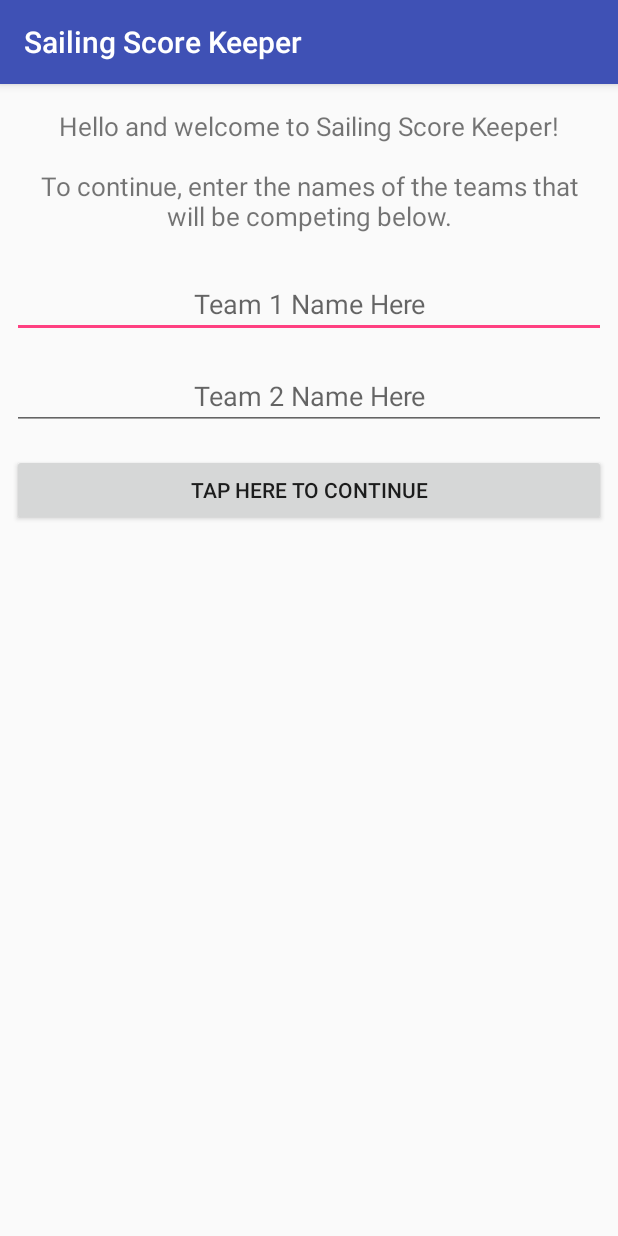
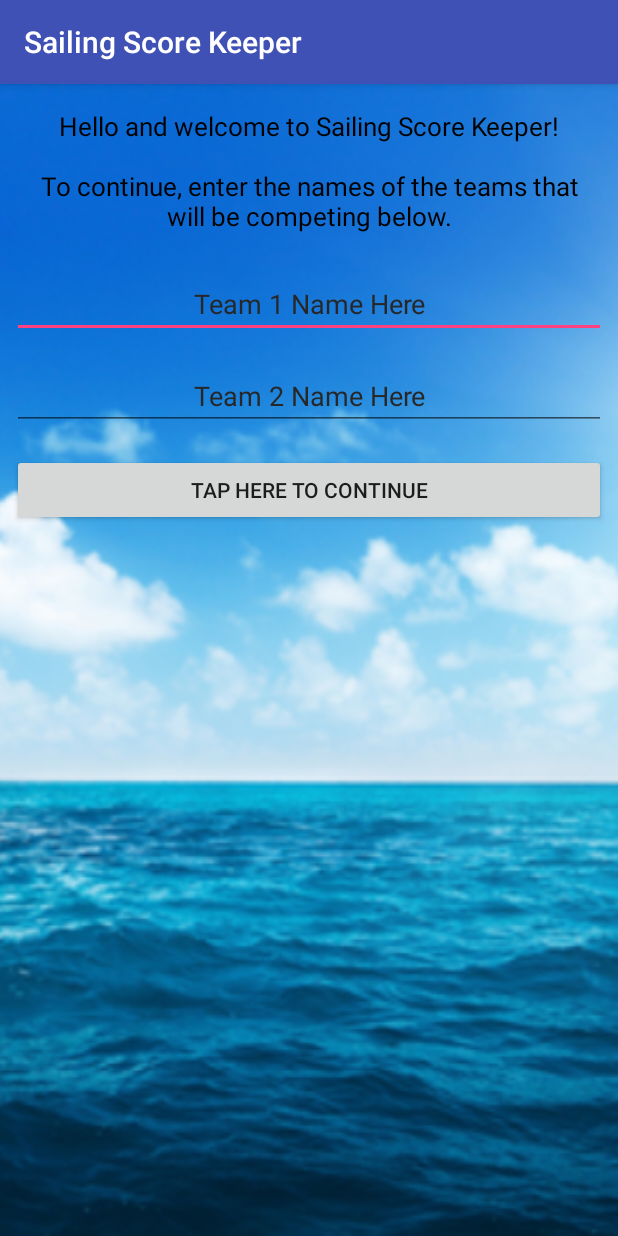
Before and after one commit to alejandra-gonzalez/android-basics, an Android app: the screen it shows after launch (MainActivity), on a phone screen of 412 x 824 dp. Run offline under Robolectric (Android 15) with nearby library versions, the phone set to English and light mode, and no system bars.

Commit message:
Lesson 9 Version 1

```diff
--- a/SailingScoreKeeper/app/src/main/res/layout/activity_main.xml
+++ b/SailingScoreKeeper/app/src/main/res/layout/activity_main.xml
@@ -1,11 +1,21 @@
 <?xml version="1.0" encoding="utf-8"?>
-<LinearLayout xmlns:android="http://schemas.android.com/apk/res/android"
+<RelativeLayout xmlns:android="http://schemas.android.com/apk/res/android"
     xmlns:app="http://schemas.android.com/apk/res-auto"
     xmlns:tools="http://schemas.android.com/tools"
     android:layout_width="match_parent"
     android:layout_height="match_parent"
-    android:orientation="vertical"
     tools:context="com.example.android.sailingscorekeeper.MainActivity">
+
+    <ImageView
+        android:layout_width="match_parent"
+        android:layout_height="match_parent"
+        android:src="@drawable/bg"
+        android:scaleType="centerCrop"/>
+
+    <LinearLayout
+        android:layout_width="match_parent"
+        android:layout_height="match_parent"
+        android:orientation="vertical">
 
         <TextView
             android:layout_width="match_parent"
@@ -13,9 +23,11 @@
             android:gravity="center_horizontal"
             android:text="@string/input_instructions"
             android:textSize="17sp"
-        android:padding="16dp"/>
+            android:padding="16dp"
+            android:textColor="#000000"/>
 
         <EditText
+            android:textColorHint="#272727"
             android:id="@+id/teamAname"
             android:layout_width="match_parent"
             android:layout_height="wrap_content"
@@ -24,6 +36,7 @@
             android:layout_margin="8dp"/>
 
         <EditText
+            android:textColorHint="#272727"
             android:id="@+id/teamBname"
             android:layout_width="match_parent"
             android:layout_height="wrap_content"
@@ -40,3 +53,5 @@
             android:onClick="getTeamsNames"/>
 
     </LinearLayout>
+
+</RelativeLayout>
```
Also changed, not shown: SailingScoreKeeper/app/src/main/java/com/example/android/sailingscorekeeper/ScoreKeeping.java (+44 -21 lines), SailingScoreKeeper/app/src/main/res/layout-land/activity_score_keeping.xml (+4 -3 lines), SailingScoreKeeper/app/src/main/res/layout/activity_score_keeping.xml (+8 -2 lines), SailingScoreKeeper/app/src/main/res/drawable/bg.jpg (added). Lines whose indentation alone changed are shown as unchanged.
